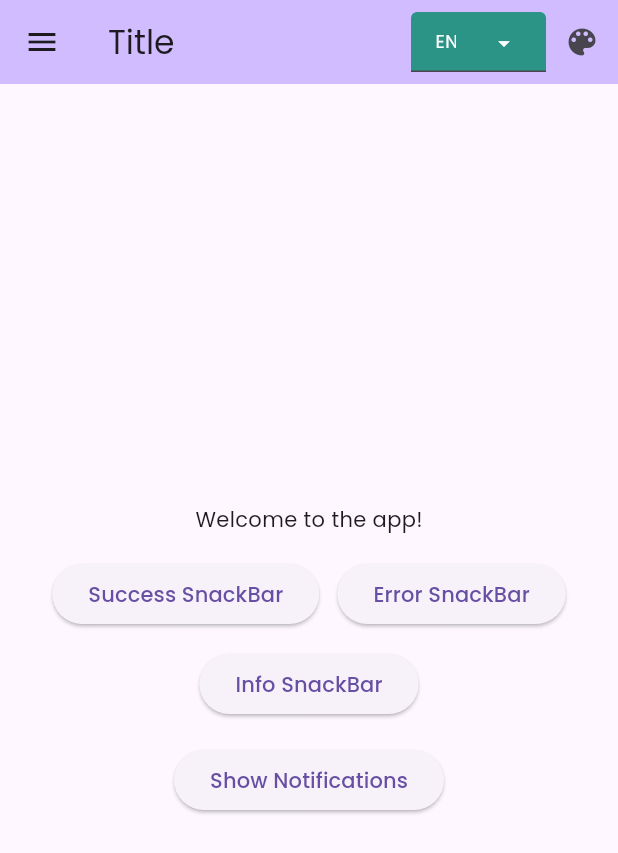
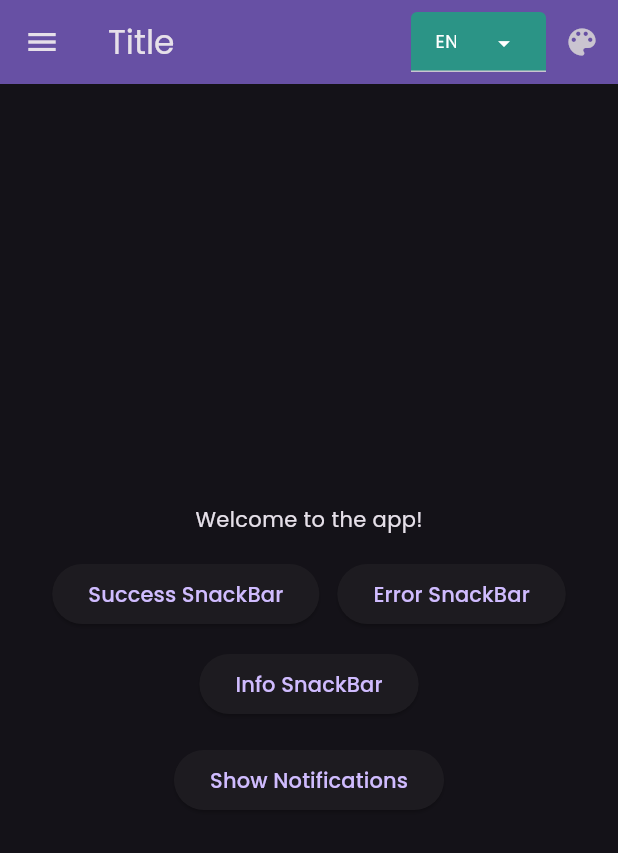
Before and after one commit to Aabro098/margintop_attendance, a Flutter app: the screen it shows after launch, in the side drawer, after a tap on the "color lens" icon, on a phone screen of 412 x 824 dp. Shown: the top 853 px of the screen. Run offline on Flutter 3.47's test engine with Material 3 defaults, Android fonts, the phone set to English and light mode, and no system bars; our stand-ins replace connectivity_plus, device_info_plus, dio, flutter_blue_plus, flutter_local_notifications, fluttertoast and 3 more; missing offline and left inert: app_settings, flutter_background_service.

Commit message:
Fixed Theming Issue

```diff
--- a/lib/app.dart
+++ b/lib/app.dart
@@ -1,14 +1,8 @@
 import 'package:flutter/material.dart';
-import 'package:flutter_boilerplate_mts/common/widgets/custom_drawer.dart';
-import 'package:flutter_boilerplate_mts/common/widgets/language_selector.dart';
-import 'package:flutter_boilerplate_mts/extensions/context_extensions.dart';
 import 'package:flutter_boilerplate_mts/localization/app_localization.dart';
 import 'package:flutter_boilerplate_mts/screens/homepage/homepage.dart';
-import 'package:flutter_boilerplate_mts/utils/constants/sizes.dart';
 import 'package:flutter_boilerplate_mts/utils/helpers/app_globals.dart';
-import 'package:flutter_boilerplate_mts/utils/helpers/helper_functions.dart';
 import 'package:flutter_boilerplate_mts/utils/helpers/localization_manager.dart';
-import 'package:flutter_boilerplate_mts/utils/helpers/notification_service.dart';
 import 'package:flutter_boilerplate_mts/utils/providers/localization_provider.dart';
 import 'package:flutter_boilerplate_mts/utils/providers/theme.provider.dart';
 import 'package:flutter_boilerplate_mts/utils/theme/theme.dart';
@@ -28,13 +22,12 @@ class _AppState extends State<App> {
     super.initState();
     WidgetsBinding.instance.addPostFrameCallback((_) async {
       final contextToUse = scaffoldMessengerKey.currentContext ?? context;
-      Future.wait([
-        Provider.of<LocalizationProvider>(
-          contextToUse,
-          listen: false,
-        ).loadSavedLocale(),
-        Provider.of<ThemeProvider>(contextToUse, listen: false).loadTheme(),
-      ]);
+
+      await Provider.of<ThemeProvider>(contextToUse, listen: false).loadTheme();
+      await Provider.of<LocalizationProvider>(
+        contextToUse,
+        listen: false,
+      ).loadSavedLocale();
     });
   }
 
@@ -71,5 +64,3 @@ class _AppState extends State<App> {
     );
   }
 }
-
-///
--- a/lib/main.dart
+++ b/lib/main.dart
@@ -11,7 +11,6 @@ void main() async {
   // Notification Service initialization
   NotificationService().initiNotification();
 
-
   runApp(
     // *Using MutliProvider for further addition of providers
     MultiProvider(
--- a/lib/screens/homepage/homepage.dart
+++ b/lib/screens/homepage/homepage.dart
@@ -21,8 +21,6 @@ class _MyHomePageState extends State<MyHomePage> {
   @override
   Widget build(BuildContext context) {
     final themeProvider = Provider.of<ThemeProvider>(context, listen: false);
-    final isDarkMode = DeviceUtility.isDarkMode(context);
-    debugPrint(isDarkMode.toString());
     return Scaffold(
       drawer: const CustomDrawer(),
       appBar: AppBar(
@@ -33,9 +31,7 @@ class _MyHomePageState extends State<MyHomePage> {
           IconButton(
             icon: const Icon(Icons.color_lens),
             onPressed: () {
-              themeProvider.setTheme(
-                isDarkMode ? ThemeMode.light : ThemeMode.dark,
-              );
+              themeProvider.toggleTheme();
             },
           ),
         ],
--- a/lib/utils/providers/theme.provider.dart
+++ b/lib/utils/providers/theme.provider.dart
@@ -3,18 +3,17 @@ import '../local_storage/theme_storage.dart';
 
 // *Using Provider for State management
 class ThemeProvider extends ChangeNotifier {
-  ThemeMode _themeMode = ThemeMode.system;
+  ThemeMode _themeMode = ThemeMode.light;
 
   ThemeMode get themeMode => _themeMode;
 
   Future<void> loadTheme() async {
     String? theme = await ThemeStorage.getTheme();
+    debugPrint('theme $theme');
     if (theme == 'light') {
       _themeMode = ThemeMode.light;
-    } else if (theme == 'dark') {
+    } else {
       _themeMode = ThemeMode.dark;
-    } else {
-      _themeMode = ThemeMode.system;
     }
     notifyListeners();
   }
@@ -25,4 +24,13 @@ class ThemeProvider extends ChangeNotifier {
     await ThemeStorage.setTheme(mode);
     notifyListeners();
   }
+
+  void toggleTheme() {
+    debugPrint('Toggle Theme called');
+    if (_themeMode == ThemeMode.light) {
+      setTheme(ThemeMode.dark);
+    } else {
+      setTheme(ThemeMode.light);
+    }
+  }
 }
```
Also changed, not shown: 1 other file.
